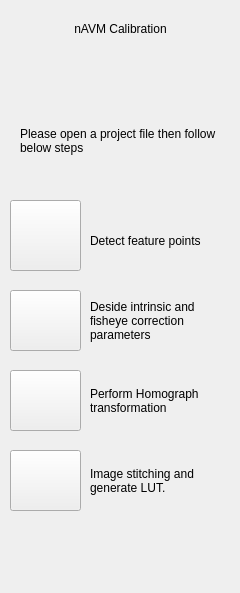
This is control0.ui in free6d1823/NavmCal as Qt 5 draws it before an edit. The edited form follows.
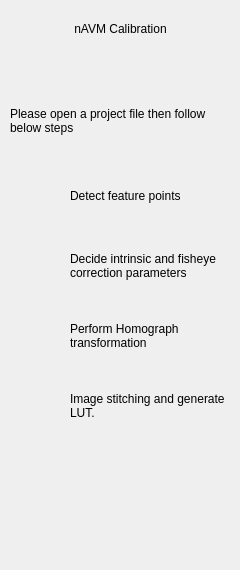
This is the edited form. Icons and pictures are not drawn.

Commit message: Control 1 OK

Diff of the .ui file:
```diff
--- a/control0.ui
+++ b/control0.ui
@@ -7,7 +7,7 @@
     <x>0</x>
     <y>0</y>
     <width>240</width>
-    <height>593</height>
+    <height>570</height>
    </rect>
   </property>
   <property name="sizePolicy">
@@ -18,7 +18,7 @@
   </property>
   <property name="minimumSize">
    <size>
-    <width>120</width>
+    <width>240</width>
     <height>500</height>
    </size>
   </property>
@@ -50,9 +50,9 @@
   <widget class="QLabel" name="label_2">
    <property name="geometry">
     <rect>
-     <x>20</x>
-     <y>110</y>
-     <width>201</width>
+     <x>10</x>
+     <y>90</y>
+     <width>221</width>
      <height>61</height>
     </rect>
    </property>
@@ -66,41 +66,43 @@
     <bool>true</bool>
    </property>
   </widget>
-  <widget class="QToolButton" name="toolButton">
+  <widget class="QWidget" name="horizontalLayoutWidget">
    <property name="geometry">
     <rect>
-     <x>10</x>
-     <y>200</y>
-     <width>71</width>
+     <x>0</x>
+     <y>160</y>
+     <width>241</width>
      <height>71</height>
     </rect>
    </property>
-   <property name="text">
-    <string/>
-   </property>
-   <property name="icon">
-    <iconset resource="images.qrc">
-     <normaloff>:/images/step1.png</normaloff>:/images/step1.png</iconset>
-   </property>
-   <property name="iconSize">
+   <layout class="QHBoxLayout" name="horizontalLayout">
+    <item>
+     <widget class="QLabel" name="label_7">
+      <property name="sizePolicy">
+       <sizepolicy hsizetype="Fixed" vsizetype="Fixed">
+        <horstretch>0</horstretch>
+        <verstretch>0</verstretch>
+       </sizepolicy>
+      </property>
+      <property name="maximumSize">
     <size>
      <width>64</width>
      <height>64</height>
     </size>
    </property>
-   <property name="toolButtonStyle">
-    <enum>Qt::ToolButtonIconOnly</enum>
-   </property>
-  </widget>
+      <property name="text">
+       <string/>
+      </property>
+      <property name="pixmap">
+       <pixmap resource="images.qrc">:/images/step1.png</pixmap>
+      </property>
+      <property name="scaledContents">
+       <bool>true</bool>
+      </property>
+     </widget>
+    </item>
+    <item>
   <widget class="QLabel" name="label_3">
-   <property name="geometry">
-    <rect>
-     <x>90</x>
-     <y>210</y>
-     <width>141</width>
-     <height>61</height>
-    </rect>
-   </property>
    <property name="text">
     <string>Detect feature points</string>
    </property>
@@ -108,57 +110,93 @@
     <bool>true</bool>
    </property>
   </widget>
-  <widget class="QToolButton" name="toolButton_2">
+    </item>
+   </layout>
+  </widget>
+  <widget class="QWidget" name="horizontalLayoutWidget_2">
    <property name="geometry">
     <rect>
-     <x>10</x>
-     <y>290</y>
-     <width>71</width>
-     <height>61</height>
+     <x>0</x>
+     <y>230</y>
+     <width>241</width>
+     <height>71</height>
     </rect>
    </property>
-   <property name="text">
-    <string/>
-   </property>
-   <property name="icon">
-    <iconset resource="images.qrc">
-     <normaloff>:/images/step2.png</normaloff>:/images/step2.png</iconset>
-   </property>
-   <property name="iconSize">
+   <layout class="QHBoxLayout" name="horizontalLayout_2">
+    <item>
+     <widget class="QLabel" name="label_8">
+      <property name="sizePolicy">
+       <sizepolicy hsizetype="Fixed" vsizetype="Fixed">
+        <horstretch>0</horstretch>
+        <verstretch>0</verstretch>
+       </sizepolicy>
+      </property>
+      <property name="maximumSize">
     <size>
      <width>64</width>
      <height>64</height>
     </size>
    </property>
-   <property name="toolButtonStyle">
-    <enum>Qt::ToolButtonIconOnly</enum>
-   </property>
-  </widget>
-  <widget class="QLabel" name="label_4">
-   <property name="geometry">
-    <rect>
-     <x>90</x>
-     <y>290</y>
-     <width>141</width>
-     <height>61</height>
-    </rect>
-   </property>
+      <property name="text">
+       <string/>
+      </property>
+      <property name="pixmap">
+       <pixmap resource="images.qrc">:/images/step2.png</pixmap>
+      </property>
+      <property name="scaledContents">
+       <bool>true</bool>
+      </property>
+     </widget>
+    </item>
+    <item>
+     <widget class="QLabel" name="label_9">
    <property name="text">
-    <string>Deside intrinsic and fisheye correction parameters</string>
+       <string>Decide intrinsic and fisheye correction parameters</string>
    </property>
    <property name="wordWrap">
     <bool>true</bool>
    </property>
   </widget>
+    </item>
+   </layout>
+  </widget>
+  <widget class="QWidget" name="horizontalLayoutWidget_3">
+   <property name="geometry">
+    <rect>
+     <x>0</x>
+     <y>300</y>
+     <width>241</width>
+     <height>71</height>
+    </rect>
+   </property>
+   <layout class="QHBoxLayout" name="horizontalLayout_3">
+    <item>
+     <widget class="QLabel" name="label_10">
+      <property name="sizePolicy">
+       <sizepolicy hsizetype="Fixed" vsizetype="Fixed">
+        <horstretch>0</horstretch>
+        <verstretch>0</verstretch>
+       </sizepolicy>
+      </property>
+      <property name="maximumSize">
+       <size>
+        <width>64</width>
+        <height>64</height>
+       </size>
+      </property>
+      <property name="text">
+       <string/>
+      </property>
+      <property name="pixmap">
+       <pixmap resource="images.qrc">:/images/step3.png</pixmap>
+      </property>
+      <property name="scaledContents">
+       <bool>true</bool>
+      </property>
+     </widget>
+    </item>
+    <item>
   <widget class="QLabel" name="label_5">
-   <property name="geometry">
-    <rect>
-     <x>90</x>
-     <y>370</y>
-     <width>141</width>
-     <height>61</height>
-    </rect>
-   </property>
    <property name="text">
     <string>Perform Homograph transformation</string>
    </property>
@@ -166,73 +204,55 @@
     <bool>true</bool>
    </property>
   </widget>
-  <widget class="QToolButton" name="toolButton_3">
+    </item>
+   </layout>
+  </widget>
+  <widget class="QWidget" name="horizontalLayoutWidget_4">
    <property name="geometry">
     <rect>
-     <x>10</x>
+     <x>0</x>
      <y>370</y>
-     <width>71</width>
-     <height>61</height>
+     <width>241</width>
+     <height>71</height>
     </rect>
    </property>
-   <property name="text">
-    <string/>
-   </property>
-   <property name="icon">
-    <iconset resource="images.qrc">
-     <normaloff>:/images/step3.png</normaloff>:/images/step3.png</iconset>
-   </property>
-   <property name="iconSize">
+   <layout class="QHBoxLayout" name="horizontalLayout_4">
+    <item>
+     <widget class="QLabel" name="label_11">
+      <property name="sizePolicy">
+       <sizepolicy hsizetype="Fixed" vsizetype="Fixed">
+        <horstretch>0</horstretch>
+        <verstretch>0</verstretch>
+       </sizepolicy>
+      </property>
+      <property name="maximumSize">
     <size>
      <width>64</width>
      <height>64</height>
     </size>
    </property>
-   <property name="toolButtonStyle">
-    <enum>Qt::ToolButtonIconOnly</enum>
-   </property>
-  </widget>
-  <widget class="QToolButton" name="toolButton_4">
-   <property name="geometry">
-    <rect>
-     <x>10</x>
-     <y>450</y>
-     <width>71</width>
-     <height>61</height>
-    </rect>
-   </property>
    <property name="text">
     <string/>
    </property>
-   <property name="icon">
-    <iconset resource="images.qrc">
-     <normaloff>:/images/step4.png</normaloff>:/images/step4.png</iconset>
-   </property>
-   <property name="iconSize">
-    <size>
-     <width>64</width>
-     <height>64</height>
-    </size>
-   </property>
-   <property name="toolButtonStyle">
-    <enum>Qt::ToolButtonIconOnly</enum>
-   </property>
-  </widget>
-  <widget class="QLabel" name="label_6">
-   <property name="geometry">
-    <rect>
-     <x>90</x>
-     <y>450</y>
-     <width>141</width>
-     <height>61</height>
-    </rect>
-   </property>
+      <property name="pixmap">
+       <pixmap resource="images.qrc">:/images/step4.png</pixmap>
+      </property>
+      <property name="scaledContents">
+       <bool>true</bool>
+      </property>
+     </widget>
+    </item>
+    <item>
+     <widget class="QLabel" name="label_12">
    <property name="text">
     <string>Image stitching and generate LUT.</string>
    </property>
    <property name="wordWrap">
     <bool>true</bool>
    </property>
+     </widget>
+    </item>
+   </layout>
   </widget>
  </widget>
  <resources>
```
Lines whose indentation alone changed are shown as unchanged. The commit also changes 23 other files.
